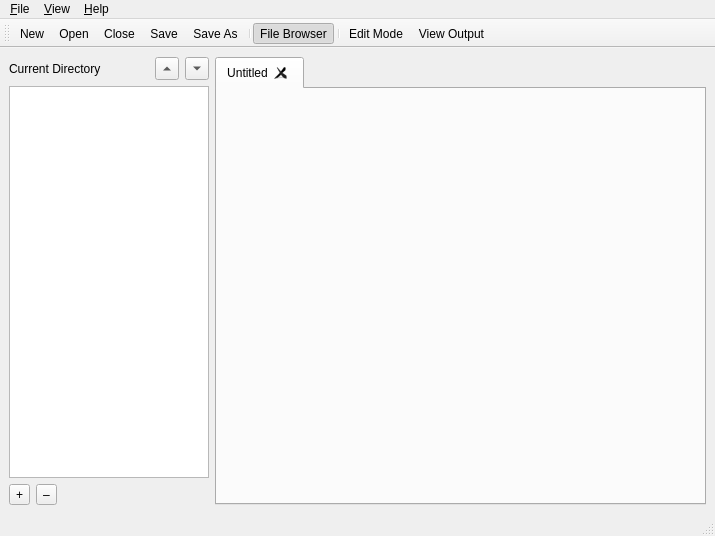
hk0i/equipmant, file src/equipmant.ui: the form before one commit.
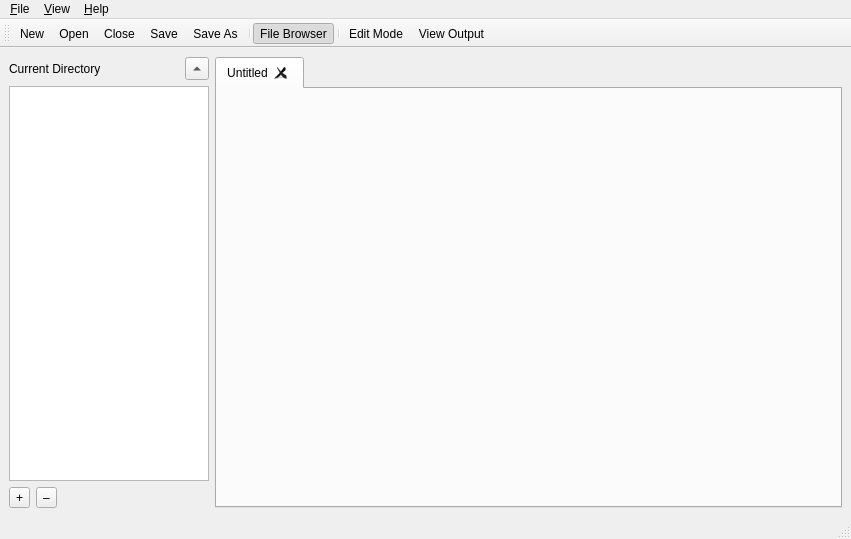
The form after the commit. Icons and pictures are not drawn. Custom widgets are drawn as their Qt base class.

Commit message: Fixed an alignment issue with the filebrowser up button

The edit to the form file:
```diff
--- a/src/equipmant.ui
+++ b/src/equipmant.ui
@@ -6,8 +6,8 @@
    <rect>
     <x>0</x>
     <y>0</y>
-    <width>715</width>
-    <height>536</height>
+    <width>851</width>
+    <height>539</height>
    </rect>
   </property>
   <property name="minimumSize">
@@ -29,7 +29,7 @@
      <widget class="QWidget" name="fileBrowser" native="true">
       <property name="maximumSize">
        <size>
-        <width>226</width>
+        <width>200</width>
         <height>16777215</height>
        </size>
       </property>
@@ -44,17 +44,17 @@
          </property>
         </widget>
        </item>
-       <item row="0" column="4">
-        <widget class="QToolButton" name="tbFBDown">
+       <item row="0" column="3">
+        <widget class="QToolButton" name="tbFBUp">
          <property name="text">
           <string>...</string>
          </property>
          <property name="arrowType">
-          <enum>Qt::DownArrow</enum>
+          <enum>Qt::UpArrow</enum>
          </property>
         </widget>
        </item>
-       <item row="1" column="0" colspan="5">
+       <item row="1" column="0" colspan="4">
         <widget class="QTreeView" name="tvFileView">
          <property name="sizePolicy">
           <sizepolicy hsizetype="MinimumExpanding" vsizetype="Expanding">
@@ -90,7 +90,7 @@
          </property>
         </widget>
        </item>
-       <item row="2" column="2" colspan="3">
+       <item row="2" column="2" colspan="2">
         <spacer name="horizontalSpacer">
          <property name="orientation">
           <enum>Qt::Horizontal</enum>
@@ -103,16 +103,6 @@
          </property>
         </spacer>
        </item>
-       <item row="0" column="3">
-        <widget class="QToolButton" name="tbFBUp">
-         <property name="text">
-          <string>...</string>
-         </property>
-         <property name="arrowType">
-          <enum>Qt::UpArrow</enum>
-         </property>
-        </widget>
-       </item>
       </layout>
      </widget>
     </item>
@@ -151,7 +141,7 @@
     <rect>
      <x>0</x>
      <y>0</y>
-     <width>715</width>
+     <width>851</width>
      <height>22</height>
     </rect>
    </property>
```
The commit also changes 1 other file.
